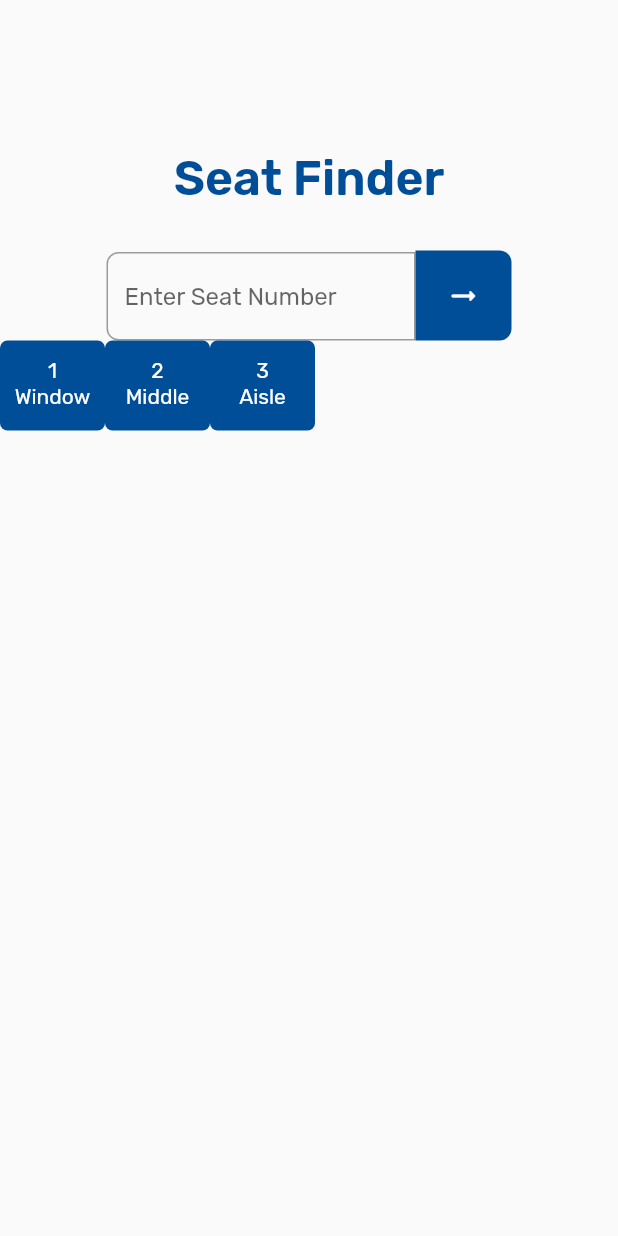
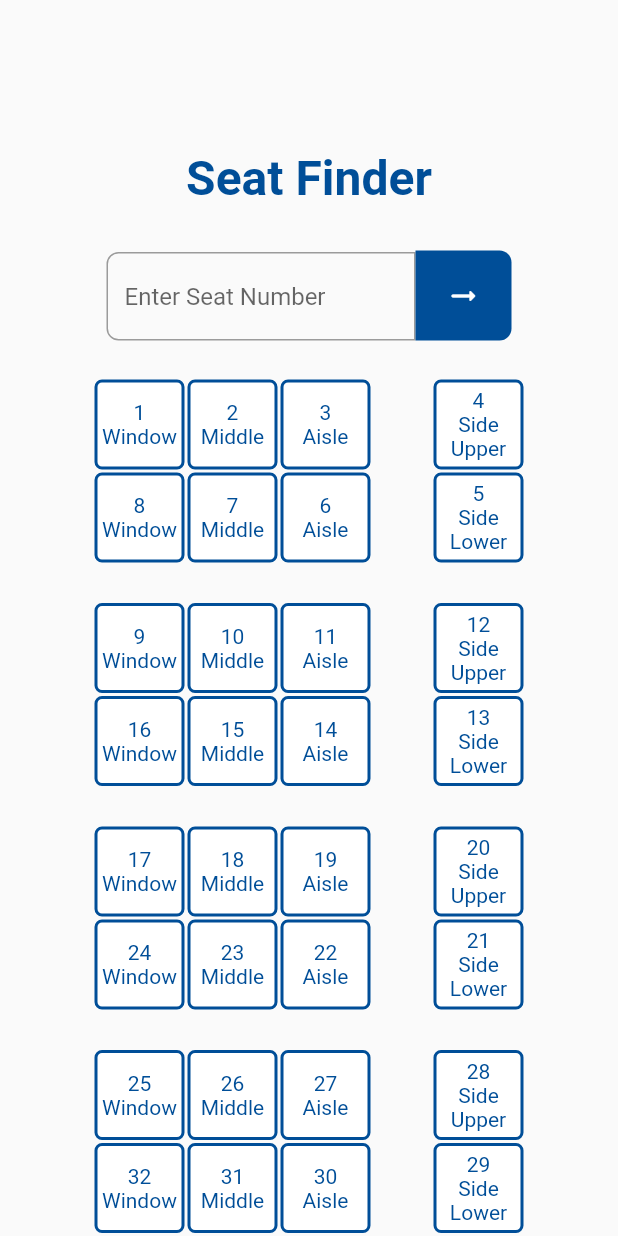
Before and after one commit to Saurav-K-S/berth_finder, a Flutter app: the screen it shows after launch, after a tap on an icon or button, on a phone screen of 412 x 824 dp. Run offline on Flutter 3.47's test engine with Material 2 defaults, Android fonts, the light colour scheme and no system bars.

Commit message:
seating structure and selection completed

```diff
--- /dev/null
+++ b/lib/Components/seatpos.dart
@@ -0,0 +1,49 @@
+// ignore_for_file: prefer_typing_uninitialized_variables
+
+import 'package:berth_finder/Variables/var.dart';
+import 'package:flutter/material.dart';
+
+class SeatPos extends StatefulWidget {
+  final number;
+  final name;
+  final bool select;
+  const SeatPos({
+    super.key,
+    this.number,
+    this.name,
+    required this.select,
+  });
+
+  @override
+  State<SeatPos> createState() => _SeatPosState();
+}
+
+class _SeatPosState extends State<SeatPos> {
+  @override
+  Widget build(BuildContext context) {
+    seatno++;
+    return Container(
+      margin: const EdgeInsets.all(1),
+      height: 60,
+      width: 60,
+      decoration: BoxDecoration(
+          border: Border.all(
+              color: widget.select ? Colors.white : const Color(0xff004E98),
+              width: 2),
+          borderRadius: BorderRadius.circular(5),
+          color: widget.select ? const Color(0xff004E98) : Colors.white),
+      child: Column(
+        mainAxisAlignment: MainAxisAlignment.center,
+        children: [
+          Text(
+            '${widget.number}\n${widget.name}',
+            style: TextStyle(
+                color: widget.select ? Colors.white : const Color(0xff004E98),
+                fontSize: 14),
+            textAlign: TextAlign.center,
+          ),
+        ],
+      ),
+    );
+  }
+}
--- /dev/null
+++ b/lib/Variables/var.dart
@@ -0,0 +1 @@
+int seatno = 0;
--- a/lib/pages/seat.dart
+++ b/lib/pages/seat.dart
@@ -1,6 +1,9 @@
 // ignore_for_file: avoid_print, prefer_typing_uninitialized_variables
 
+import 'package:berth_finder/Variables/var.dart';
 import 'package:flutter/material.dart';
+
+import '../Components/seatpos.dart';
 
 void main() {
   runApp(const Seat());
@@ -14,8 +17,8 @@ class Seat extends StatefulWidget {
 }
 
 class _SeatState extends State<Seat> {
+  List<bool> sel = List.filled(50, false);
   final myController = TextEditingController();
-
   @override
   void dispose() {
     // Clean up the controller when the widget is disposed.
@@ -25,9 +28,11 @@ class _SeatState extends State<Seat> {
 
   @override
   Widget build(BuildContext context) {
-    return Scaffold(
-      body: Column(
-        mainAxisAlignment: MainAxisAlignment.start,
+    seatno = 0;
+    return MaterialApp(
+      debugShowCheckedModeBanner: false,
+      home: Scaffold(
+        body: ListView(
           children: [
             const Center(
               child: Padding(
@@ -56,7 +61,8 @@ class _SeatState extends State<Seat> {
                                     bottomLeft: Radius.circular(8))),
                             hintText: 'Enter Seat Number',
                             focusedBorder: OutlineInputBorder(
-                              borderSide: BorderSide(color: Color(0xff004E98)),
+                                borderSide:
+                                    BorderSide(color: Color(0xff004E98)),
                                 borderRadius: BorderRadius.only(
                                     topLeft: Radius.circular(8),
                                     bottomLeft: Radius.circular(8)))),
@@ -76,46 +82,69 @@ class _SeatState extends State<Seat> {
                             elevation: 0),
                         onPressed: () {
                           print(myController.text);
+                          setState(() {
+                            sel = List.filled(50, false);
+                            sel[(int.parse(myController.text) - 1)] =
+                                !sel[(int.parse(myController.text) - 1)];
+                          });
                         },
                         child: const Icon(Icons.arrow_right_alt_rounded)),
                   ))
                 ]),
-          const Flexible(
-            child: Row(children: [
-              SeatPos(number: 1, name: 'Window'),
-              SeatPos(number: 2, name: 'Middle',),
-              SeatPos(number: 3, name: 'Aisle')
-            ]),
-          )
+            SeatRow(sel: sel),
+            SeatRow(sel: sel),
+            SeatRow(sel: sel),
+            SeatRow(sel: sel),
+            SeatRow(sel: sel),
+            SeatRow(sel: sel),
           ],
+        ),
       ),
     );
   }
 }
 
-class SeatPos extends StatelessWidget {
-  final number;
-  final name;
-  const SeatPos({
+class SeatRow extends StatelessWidget {
+  const SeatRow({
     super.key,
-    this.number,
-    this.name,
+    required this.sel,
   });
+
+  final List<bool> sel;
 
   @override
   Widget build(BuildContext context) {
-    return Container(
-      height: 60,
-      width: 70,
-      decoration: BoxDecoration(
-          borderRadius: BorderRadius.circular(5),
-          color: const Color(0xff004E98)),
-      child: Padding(
-        padding: const EdgeInsets.fromLTRB(0, 12, 0, 5),
-        child: Text(
-          '$number\n$name',
-          style: const TextStyle(color: Colors.white),
-          textAlign: TextAlign.center,
+    return Padding(
+      padding: const EdgeInsets.only(top: 25),
+      child: Flexible(
+        child: Column(
+          children: [
+            Row(mainAxisAlignment: MainAxisAlignment.center, children: [
+              SeatPos(number: seatno + 1, name: 'Window', select: sel[seatno]),
+              SeatPos(
+                  number: seatno + 2, name: 'Middle', select: sel[seatno + 1]),
+              SeatPos(
+                  number: seatno + 3, name: 'Aisle', select: sel[seatno + 2]),
+              const SizedBox(width: 40),
+              SeatPos(
+                  number: seatno + 4,
+                  name: 'Side\nUpper',
+                  select: sel[seatno + 3]),
+            ]),
+            Row(mainAxisAlignment: MainAxisAlignment.center, children: [
+              SeatPos(
+                  number: seatno + 8, name: 'Window', select: sel[seatno + 7]),
+              SeatPos(
+                  number: seatno + 7, name: 'Middle', select: sel[seatno + 6]),
+              SeatPos(
+                  number: seatno + 6, name: 'Aisle', select: sel[seatno + 5]),
+              const SizedBox(width: 40),
+              SeatPos(
+                  number: seatno + 5,
+                  name: 'Side\nLower',
+                  select: sel[seatno + 4])
+            ]),
+          ],
         ),
       ),
     );
```
Also changed, not shown: lib/pages/test.dart (added). Lines whose indentation alone changed are shown as unchanged.
